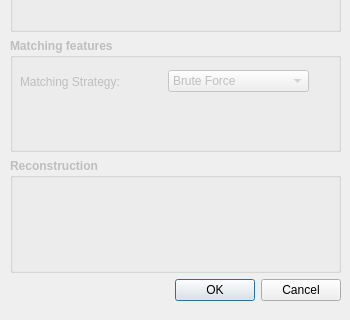
The window that ui/options_dialog.ui (lybros/appa) describes before a commit, drawn with Qt 5; both pictures show x 0 to 350 and y 280 to 600 of the 350 by 600 pixel window.
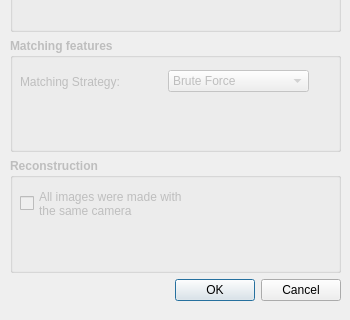
The same window after the commit.

Commit message: Shared calibration implemented

The edit to the form file:
```diff
--- a/ui/options_dialog.ui
+++ b/ui/options_dialog.ui
@@ -34,7 +34,7 @@
   <property name="modal">
    <bool>true</bool>
   </property>
-  <widget class="QWidget" name="">
+  <widget class="QWidget" name="layoutWidget">
    <property name="geometry">
     <rect>
      <x>10</x>
@@ -269,6 +269,26 @@
       <property name="title">
        <string>Reconstruction</string>
       </property>
+      <widget class="QCheckBox" name="shared_calibration_checkBox">
+       <property name="geometry">
+        <rect>
+         <x>10</x>
+         <y>30</y>
+         <width>301</width>
+         <height>31</height>
+        </rect>
+       </property>
+       <property name="font">
+        <font>
+         <weight>50</weight>
+         <bold>false</bold>
+        </font>
+       </property>
+       <property name="text">
+        <string>All images were made with 
+the same camera</string>
+       </property>
+      </widget>
      </widget>
     </item>
     <item>
```
Left out of the diff: 6 changed lines with no effect on the pictures. The commit also changes 4 other files.
